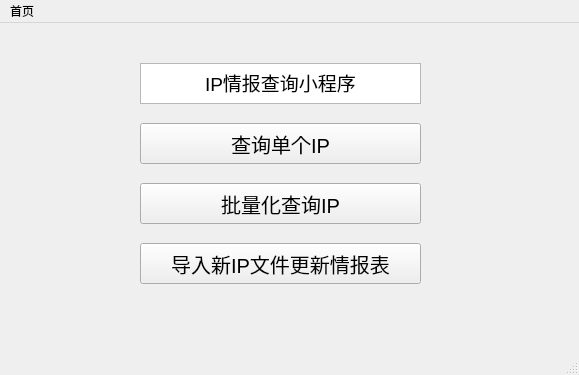
CyberSpaceBlade/Intelligence_search, file UI/mainwindow.ui: the form before one commit.
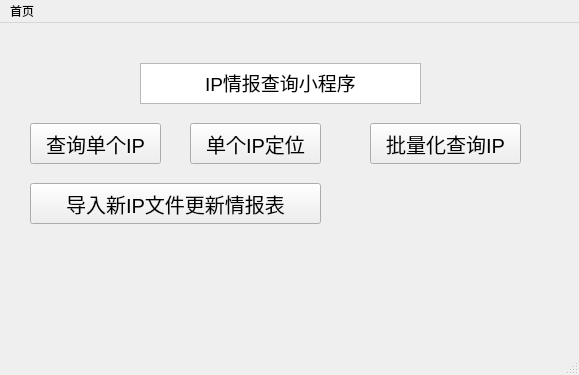
The form after the commit.

```diff
--- a/UI/mainwindow.ui
+++ b/UI/mainwindow.ui
@@ -17,9 +17,9 @@
    <widget class="QPushButton" name="pushButton">
     <property name="geometry">
      <rect>
-      <x>140</x>
+      <x>30</x>
       <y>100</y>
-      <width>281</width>
+      <width>131</width>
       <height>41</height>
      </rect>
     </property>
@@ -35,9 +35,9 @@
    <widget class="QPushButton" name="pushButton_2">
     <property name="geometry">
      <rect>
-      <x>140</x>
-      <y>220</y>
-      <width>281</width>
+      <x>30</x>
+      <y>160</y>
+      <width>291</width>
       <height>41</height>
      </rect>
     </property>
@@ -76,9 +76,9 @@
    <widget class="QPushButton" name="pushButton_3">
     <property name="geometry">
      <rect>
-      <x>140</x>
-      <y>160</y>
-      <width>281</width>
+      <x>370</x>
+      <y>100</y>
+      <width>151</width>
       <height>41</height>
      </rect>
     </property>
@@ -91,6 +91,24 @@
      <string>批量化查询IP</string>
     </property>
    </widget>
+   <widget class="QPushButton" name="pushButton_4">
+    <property name="geometry">
+     <rect>
+      <x>190</x>
+      <y>100</y>
+      <width>131</width>
+      <height>41</height>
+     </rect>
+    </property>
+    <property name="font">
+     <font>
+      <pointsize>15</pointsize>
+     </font>
+    </property>
+    <property name="text">
+     <string>单个IP定位</string>
+    </property>
+   </widget>
   </widget>
   <widget class="QMenuBar" name="menubar">
    <property name="geometry">
```
